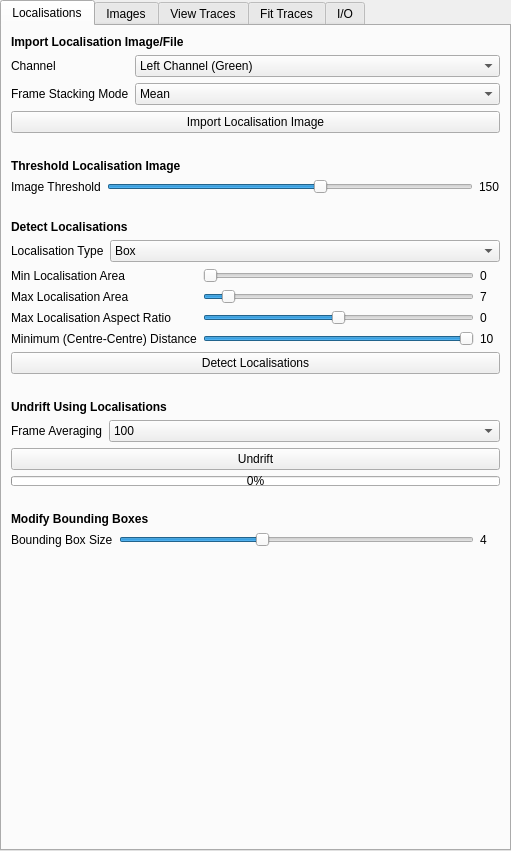
piedrro/napari-GapSeq, file src/napari_gapseq/gapseq_ui.ui: the form before one commit.
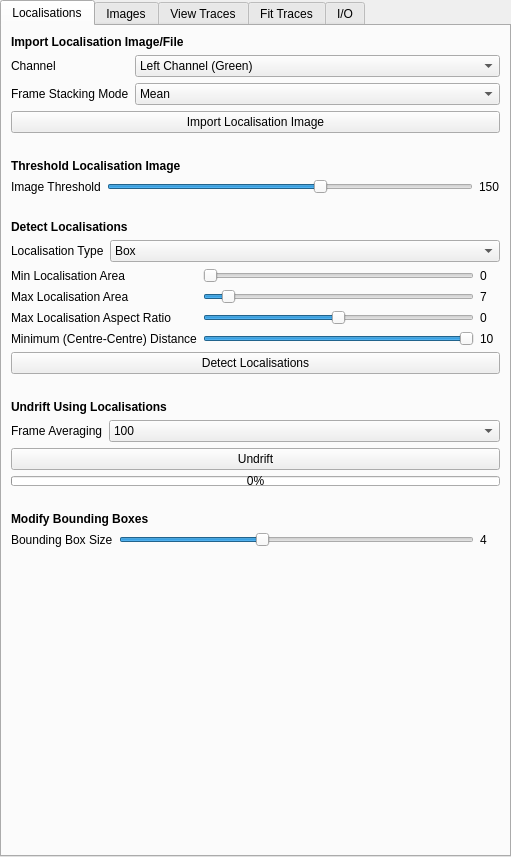
The form after the commit.

```diff
--- a/src/napari_gapseq/gapseq_ui.ui
+++ b/src/napari_gapseq/gapseq_ui.ui
@@ -7,7 +7,7 @@
     <x>0</x>
     <y>0</y>
     <width>511</width>
-    <height>851</height>
+    <height>857</height>
    </rect>
   </property>
   <property name="windowTitle">
```
Left out of the diff: 20 changed lines with no effect on the pictures.
